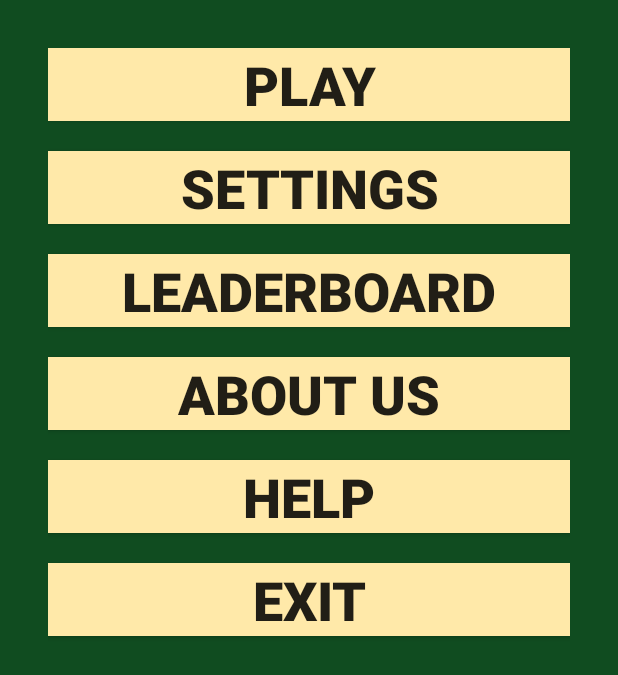
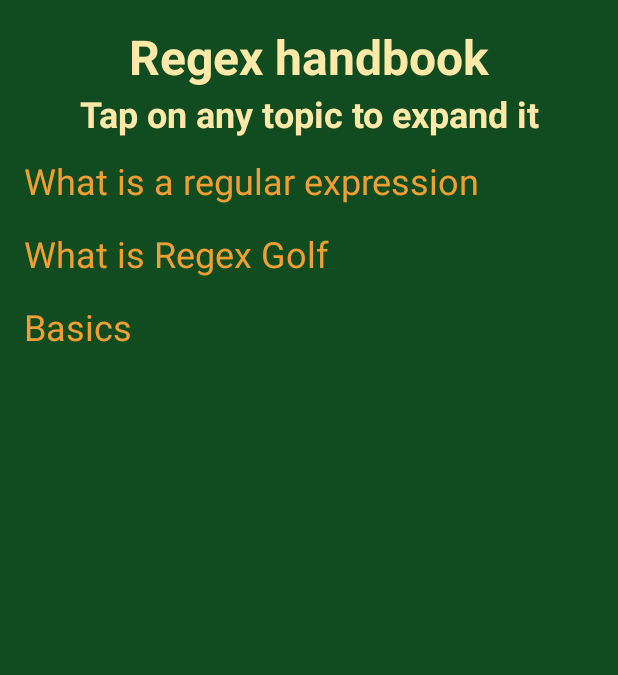
Before and after one commit to RotyGames/RegexGolf, an Android app: the screen it shows after launch (MainActivity before the commit, HelpActivity after it), after a tap on "HELP", on a phone screen of 412 x 824 dp. Shown: the top 675 px of the screen. Run offline under Robolectric (Android 15) with nearby library versions, the phone set to English and light mode, and no system bars.

Commit message:
Add help activity, add temporary splashscreen image

```diff
--- a/app/src/main/AndroidManifest.xml
+++ b/app/src/main/AndroidManifest.xml
@@ -19,7 +19,7 @@
             android:configChanges="orientation|keyboardHidden|screenSize"
             android:label="@string/title_activity_play_menu"
             android:theme="@style/FullscreenTheme" />
-        <activity android:name=".PlayingFieldActivity"></activity>
+        <activity android:name=".PlayingFieldActivity" />
         <activity
             android:name=".SplashActivity"
             android:theme="@style/SplashTheme">
@@ -29,6 +29,7 @@
                 <category android:name="android.intent.category.LAUNCHER" />
             </intent-filter>
         </activity>
+        <activity android:name=".HelpActivity"></activity>
     </application>
 
 </manifest>
--- /dev/null
+++ b/app/src/main/java/rotygames/regexgolf/HelpActivity.java
@@ -0,0 +1,64 @@
+package rotygames.regexgolf;
+
+import android.animation.ObjectAnimator;
+import android.content.res.ColorStateList;
+import android.graphics.Color;
+import android.support.v7.app.AppCompatActivity;
+import android.os.Bundle;
+import android.text.Html;
+import android.text.Spannable;
+import android.text.SpannableString;
+import android.text.Spanned;
+import android.text.style.ForegroundColorSpan;
+import android.view.View;
+import android.widget.TextView;
+
+import org.w3c.dom.Text;
+
+
+//TODO: Make open / close TextViews on double tap only
+//TODO: Set scrollbars
+
+public class HelpActivity extends AppCompatActivity {
+
+    int collapsedMaxLines = 1;
+
+    @Override
+    protected void onCreate(Bundle savedInstanceState) {
+        super.onCreate(savedInstanceState);
+        setContentView(R.layout.activity_help);
+    }
+
+    public void onClickCollapsibleTextView(View view){
+        TextView textView = (TextView) view;
+        int newMaxLines;
+        if(textViewIsCollapsed(textView))
+        {
+            newMaxLines = textView.getLineCount();
+            textView.setTextColor(Color.parseColor(getResources().getString(R.color.MeatBrown)));
+        }
+        else
+        {
+            newMaxLines = collapsedMaxLines;
+            textView.setTextColor(Color.parseColor(getResources().getString(R.color.OkkerYellow)));
+        }
+        ObjectAnimator animation = ObjectAnimator.ofInt(textView, "maxLines",newMaxLines);
+        animation.setDuration(100).start();
+    }
+
+    /*
+    private void setColorOfFirstRow(TextView textView, String colorInHex) {
+        String originalText = textView.getText().toString();
+        String firstRow = originalText.split("(?=[\n])", 2)[0];
+
+        Spannable newText = new SpannableString(originalText);
+        newText.setSpan(new ForegroundColorSpan(Color.parseColor(colorInHex)), 0, firstRow.length(), Spanned.SPAN_EXCLUSIVE_EXCLUSIVE );
+        textView.setText(newText);
+    }
+    */
+
+
+    private boolean textViewIsCollapsed(TextView textView){
+        return textView.getMaxLines() == collapsedMaxLines;
+    }
+}
--- a/app/src/main/java/rotygames/regexgolf/MainActivity.java
+++ b/app/src/main/java/rotygames/regexgolf/MainActivity.java
@@ -35,8 +35,8 @@ public class MainActivity extends AppCompatActivity {
     }
 
     public void onClickHelp(View view) {
-        Toast.makeText(this, "You clicked HELP!",
-                Toast.LENGTH_SHORT).show();
+        Intent intent = new Intent(this, HelpActivity.class);
+        startActivity(intent);
     }
 
     public void onClickExit(View view) {
--- a/app/src/main/res/drawable/splashscreen.xml
+++ b/app/src/main/res/drawable/splashscreen.xml
@@ -2,6 +2,16 @@
 <layer-list xmlns:android="http://schemas.android.com/apk/res/android" >
 
 <item android:drawable="@color/ForestGreen"></item>
+<item
+    android:height="512dp"
+    android:width="512dp"
+    android:gravity="center"
+    >
+    <bitmap
+        android:src="@mipmap/ic_launcher"
+        android:dither="true"
 
+        ></bitmap>
+</item>
 
 </layer-list>
--- /dev/null
+++ b/app/src/main/res/layout/activity_help.xml
@@ -0,0 +1,44 @@
+<?xml version="1.0" encoding="utf-8"?>
+<LinearLayout xmlns:android="http://schemas.android.com/apk/res/android"
+    xmlns:tools="http://schemas.android.com/tools"
+    android:layout_width="match_parent"
+    android:layout_height="match_parent"
+    android:paddingBottom="@dimen/activity_vertical_margin"
+    android:paddingLeft="@dimen/activity_horizontal_margin"
+    android:paddingRight="@dimen/activity_horizontal_margin"
+    android:paddingTop="@dimen/activity_vertical_margin"
+    android:orientation="vertical"
+    android:background="@color/ForestGreen"
+    tools:context="rotygames.regexgolf.HelpActivity">
+
+    <TextView
+        android:layout_width="match_parent"
+        android:layout_height="wrap_content"
+        android:text="@string/regex_handbook"
+        android:textAlignment="center"
+        android:textSize="32sp"
+        android:textColor="@color/NavajoWhite"
+        android:textStyle="bold"/>
+    <TextView
+        android:layout_width="match_parent"
+        android:layout_height="wrap_content"
+        android:text="@string/tap_to_expand"
+        android:textAlignment="center"
+        android:textSize="24sp"
+        android:textColor="@color/NavajoWhite"
+        android:textStyle="bold"
+        android:paddingBottom="12dp"/>
+
+    <TextView
+        style="@style/HelpTextView"
+        android:text="@string/whats_a_regex"
+        />
+    <TextView
+        style="@style/HelpTextView"
+        android:text="@string/whats_regex_golf"
+        />
+    <TextView
+        style="@style/HelpTextView"
+        android:text="@string/help_basics"/>
+
+</LinearLayout>
--- a/app/src/main/res/values/colors.xml
+++ b/app/src/main/res/values/colors.xml
@@ -10,5 +10,8 @@
     <color name="Olive">#74842C</color>
     <color name="MeatBrown">#DCC837</color>
     <color name="ForestGreen">#104C20</color>
+    <color name="Salmon">#E98D79</color>
+    <color name="DarkCrimson">#962A18</color>
+    <color name="OkkerYellow">#F19E34</color>
     <color name="black_overlay">#66000000</color>
 </resources>
--- a/app/src/main/res/values/strings.xml
+++ b/app/src/main/res/values/strings.xml
@@ -17,4 +17,9 @@
     <string name="exit">Exit</string>
     <string name="next_level">NEXT LEVEL</string>
     <string name="regex_goes_here">Regex goes here</string>
+    <string name="whats_a_regex">What is a regular expression\nA regular expression (or regex for short) is a sequence of characters that define a search pattern.</string>
+    <string name="whats_regex_golf">What is Regex Golf\nRegex golf is about finding a pattern that matches the words in the left column but doesn\'t match the ones in the right.\nThe goal is to use the least amount of characters to create such a regex, much like you try to hit the ball into the hole in golf using the least amount of strokes.</string>
+    <string name="help_basics">Basics\nSimply writing a character, or a string of characters means a word contains what you wrote.\nUsing brackets you can define alternatives.\nFor example, gr[ae]y matches both gray and grey.\nDashes help you shorten large groups of alternatives.\nFor example, dun[e-k] matches dune, dung, and dunk.\nUse the dot character the define wildcards that match any one character.</string>
+    <string name="regex_handbook">Regex handbook</string>
+    <string name="tap_to_expand">Tap on any topic to expand it</string>
 </resources>
--- a/app/src/main/res/values/styles.xml
+++ b/app/src/main/res/values/styles.xml
@@ -43,4 +43,14 @@
         <item name="android:layout_height">wrap_content</item>
     </style>
 
+    <style name="HelpTextView" parent="android:Widget.TextView">
+        <item name="android:layout_height">wrap_content</item>
+        <item name="android:layout_width">match_parent</item>
+        <item name="android:textSize">24dp</item>
+        <item name="android:textColor">@color/OkkerYellow</item>
+        <item name="android:maxLines">1</item>
+        <item name="android:paddingBottom">16dp</item>
+        <item name="android:onClick">onClickCollapsibleTextView</item>
+    </style>
+
 </resources>
--- a/build.gradle
+++ b/build.gradle
@@ -5,7 +5,7 @@ buildscript {
         jcenter()
     }
     dependencies {
-        classpath 'com.android.tools.build:gradle:2.1.2'
+        classpath 'com.android.tools.build:gradle:2.1.3'
 
         // NOTE: Do not place your application dependencies here; they belong
         // in the individual module build.gradle files
```
Also changed, not shown: app/src/main/ic_launcher-web.png (added), app/src/main/res/mipmap-hdpi/ic_launcher.png (added), app/src/main/res/mipmap-mdpi/ic_launcher.png (added), app/src/main/res/mipmap-xhdpi/ic_launcher.png (added), app/src/main/res/mipmap-xxhdpi/ic_launcher.png (added), app/src/main/res/mipmap-xxxhdpi/ic_launcher.png (added), gradle/wrapper/gradle-wrapper.properties, 1 other file.
